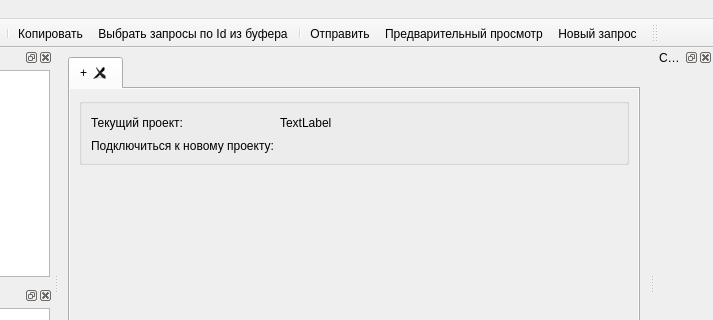
Qt form client/ui/tracksmain.ui (sshmakov/Traquera) before a commit; both pictures show x 209 to 922 and y 0 to 320 of the 922 by 540 pixel window.
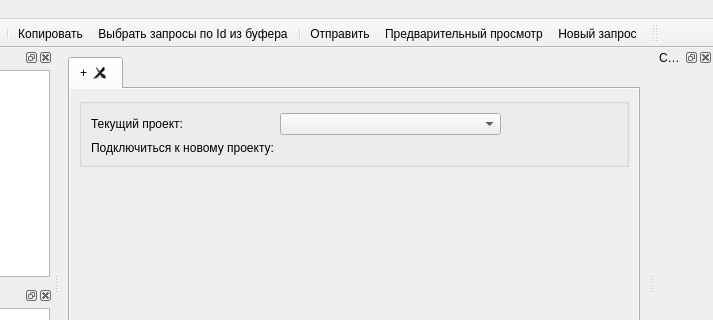
The same form after that commit. Icons and pictures are not drawn.

```diff
--- a/client/ui/tracksmain.ui
+++ b/client/ui/tracksmain.ui
@@ -99,20 +99,7 @@
               <property name="title">
                <string/>
               </property>
-              <layout class="QGridLayout" name="gridLayout_2" rowstretch="0,1">
-               <item row="0" column="1">
-                <widget class="QLabel" name="lCurrentProjectName">
-                 <property name="sizePolicy">
-                  <sizepolicy hsizetype="Minimum" vsizetype="Preferred">
-                   <horstretch>0</horstretch>
-                   <verstretch>0</verstretch>
-                  </sizepolicy>
-                 </property>
-                 <property name="text">
-                  <string>TextLabel</string>
-                 </property>
-                </widget>
-               </item>
+              <layout class="QGridLayout" name="gridLayout_2" rowstretch="0,0">
                <item row="1" column="0">
                 <widget class="QLabel" name="label_2">
                  <property name="sizePolicy">
@@ -142,11 +129,14 @@
                  </property>
                 </widget>
                </item>
-               <item row="0" column="2">
+               <item row="0" column="3">
                 <spacer name="horizontalSpacer_3">
                  <property name="orientation">
                   <enum>Qt::Horizontal</enum>
                  </property>
+                 <property name="sizeType">
+                  <enum>QSizePolicy::Preferred</enum>
+                 </property>
                  <property name="sizeHint" stdset="0">
                   <size>
                    <width>40</width>
@@ -155,9 +145,12 @@
                  </property>
                 </spacer>
                </item>
-               <item row="1" column="1" colspan="2">
+               <item row="1" column="1" colspan="3">
                 <layout class="QHBoxLayout" name="layDBClasses"/>
                </item>
+               <item row="0" column="1" colspan="2">
+                <widget class="QComboBox" name="cbCurrentProjectName"/>
+               </item>
               </layout>
              </widget>
             </item>
```
Left out of the diff: 8 changed lines with no effect on the pictures.
